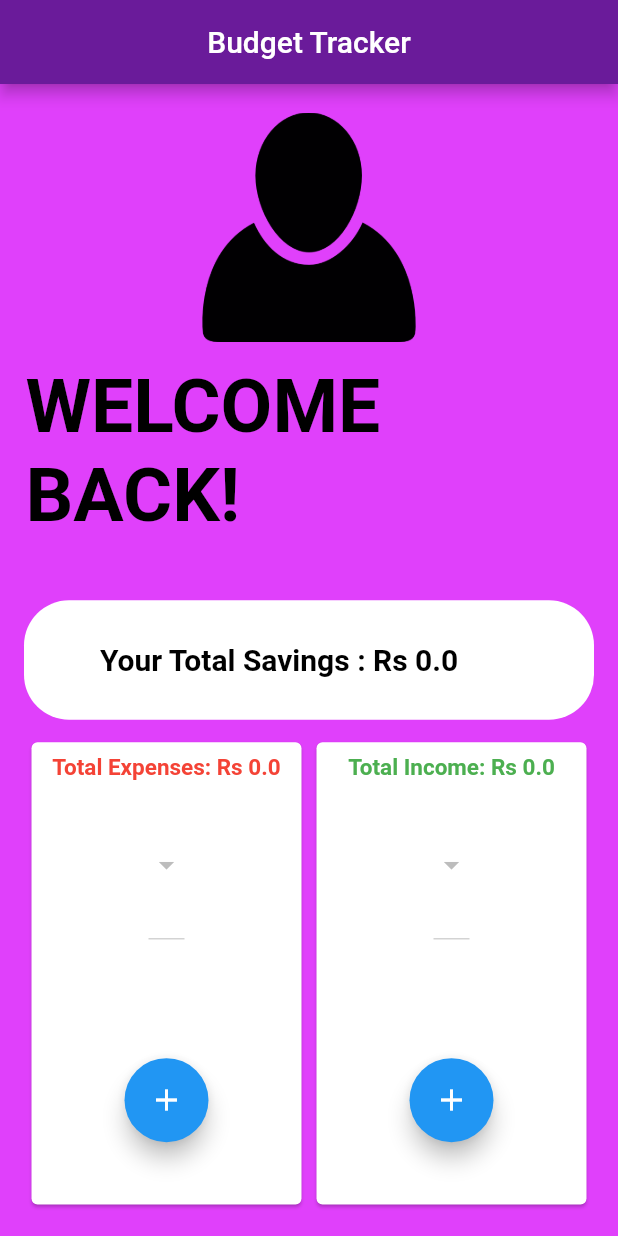
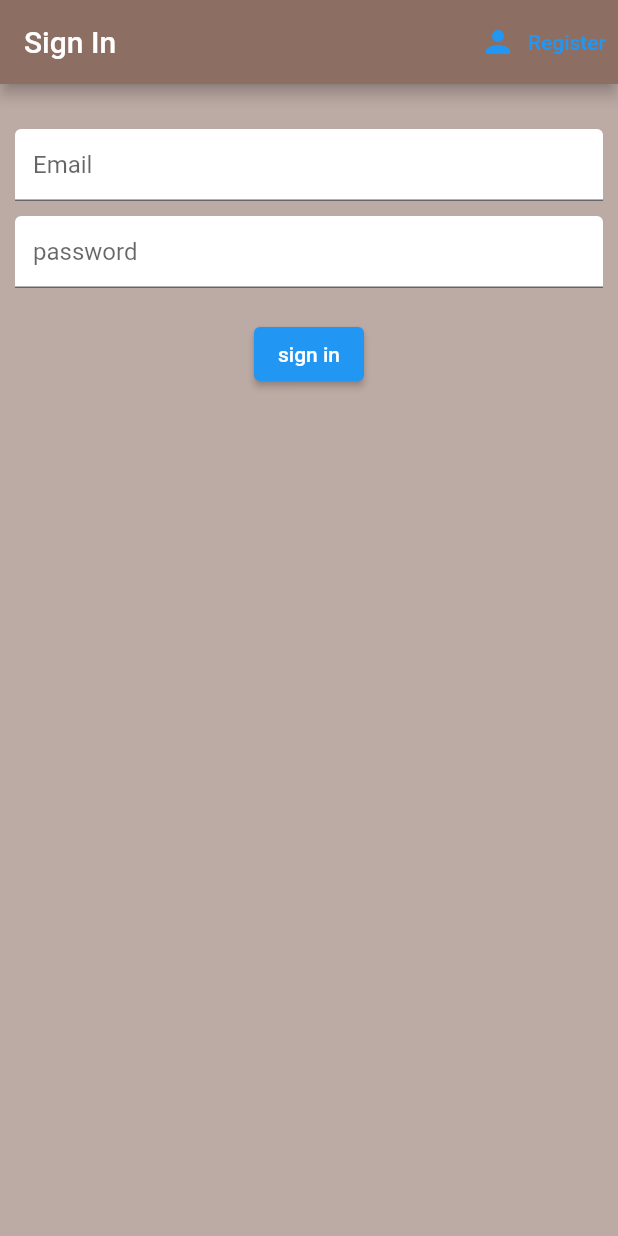
Before and after one commit to Aayush0305/22b0769_IntroToAppDev, a Flutter app: the screen it shows after launch, on a phone screen of 412 x 824 dp. Run offline on Flutter 3.47's test engine with Material 2 defaults, Android fonts, the phone set to English and light mode, and no system bars; our stand-ins replace cloud_firestore, firebase_auth, firebase_core, flutter_spinkit; accounts and stored records are empty.

Commit message:
final assignment

```diff
--- a/lib/Category_class.dart
+++ b/lib/Category_class.dart
@@ -1,4 +1,9 @@
 import 'package:flutter/material.dart';
+import 'package:provider/provider.dart';
+import 'DatabaseServices.dart';
+import 'package:firebase_auth/firebase_auth.dart';
+import 'package:cloud_firestore/cloud_firestore.dart';
+
 class Expense{
   String name='';
   double amount=0;
--- /dev/null
+++ b/lib/registerScreen.dart
@@ -0,0 +1,94 @@
+import 'package:firebase_auth/firebase_auth.dart';
+import 'package:flutter/material.dart';
+import 'Authservices.dart';
+import 'loading_screen.dart';
+
+class Register extends StatefulWidget {
+
+  Function toggle=(){};
+  Register({required this.toggle});
+  @override
+  State<Register> createState() => _RegisterState();
+}
+
+class _RegisterState extends State<Register> {
+  final Authenticate _auth=Authenticate();
+  String password="";
+  String email="";
+  String error ="";
+  bool loading =false;
+  @override
+  Widget build(BuildContext context) {
+    return loading? Loading():Scaffold(
+      backgroundColor: Colors.brown[200],
+      appBar: AppBar(
+        backgroundColor: Colors.brown[400],
+        title: Text('Sign Up'),
+        actions: [
+          TextButton.icon(onPressed: (){
+            widget.toggle();
+          },
+              icon: Icon(Icons.person),
+              label: Text("Sign In"))
+        ],
+      ),
+      body: Padding(
+        padding: const EdgeInsets.all(10.0),
+        child: Form(
+          child: Column(
+            children: [
+              SizedBox(height: 20,),
+              TextFormField(
+                decoration: InputDecoration(
+                  hintText:'Email',
+                  fillColor: Colors.white,
+                  filled: true,
+                ),
+                onChanged: (val){
+                  setState(() {
+                    email=val;
+                  });
+                },
+              ),
+              SizedBox(height: 10,),
+              TextFormField(
+                decoration: InputDecoration(
+                  hintText:'password',
+                  fillColor: Colors.white,
+                  filled: true,
+                ),
+
+                onChanged: (val){
+                  setState(() {
+                    password=val;
+                  });
+                },
+              ),
+              SizedBox(height: 20,),
+              ElevatedButton(
+                  onPressed:() async{
+                    setState(() {
+                      loading=true;
+                    });
+                    dynamic result =await _auth.register(email,password);
+                    if(result==null){error="invalid credientials please check email or password";
+                    setState(() {
+                      loading=false;
+                    });
+                    }
+                  } ,
+
+                  child: Text("sign up",
+                    style: TextStyle(
+                        color: Colors.white
+                    ),
+                  )),
+              SizedBox(height: 10,),
+              Text(error)
+            ],
+          ),
+        ),
+      ),
+    );
+  }
+}
--- /dev/null
+++ b/lib/signInScreen.dart
@@ -0,0 +1,93 @@
+import 'package:firebase_auth/firebase_auth.dart';
+import 'package:flutter/material.dart';
+import 'Authservices.dart';
+import 'loading_screen.dart';
+class SignIn extends StatefulWidget {
+   Function toggle=(){};
+   SignIn({required this.toggle});
+  @override
+  State<SignIn> createState() => _SignInState();
+}
+
+class _SignInState extends State<SignIn> {
+  final Authenticate _auth=Authenticate();
+  String password="";
+  String email="";
+  String error ="";
+  bool loading =false;
+  @override
+  Widget build(BuildContext context) {
+    return loading? Loading(): Scaffold(
+      backgroundColor: Colors.brown[200],
+      appBar: AppBar(
+        backgroundColor: Colors.brown[400],
+        title: Text('Sign In'),
+        actions: [
+        TextButton.icon(onPressed: (){
+
+           widget.toggle();
+        },
+            icon: Icon(Icons.person),
+            label: Text("Register"))
+        ],
+      ),
+      body: Padding(
+        padding: const EdgeInsets.all(10.0),
+        child: Form(
+          child: Column(
+            children: [
+              SizedBox(height: 20,),
+              TextFormField(
+                decoration: InputDecoration(
+                  hintText:'Email',
+                  fillColor: Colors.white,
+                  filled: true,
+                ),
+                onChanged: (val){
+                  setState(() {
+                    email=val;
+                  });
+                },
+              ),
+              SizedBox(height: 10,),
+              TextFormField(
+                decoration: InputDecoration(
+                  hintText:'password',
+                  fillColor: Colors.white,
+                  filled: true,
+                ),
+                obscureText: true,
+                onChanged: (val){
+                  setState(() {
+                    password=val;
+                  });
+                },
+              ),
+              SizedBox(height: 20,),
+              ElevatedButton(
+                  onPressed:() async{
+                    setState(() {
+                      loading=true;
+                    });
+                    dynamic result =await _auth.signIn(email,password);
+                    if(result==null){error="invalid credientials please check email or password";
+                    setState(() {
+                      loading=false;
+                    });
+                    }
+                  } ,
+
+                  child: Text("sign in",
+                    style: TextStyle(
+                        color: Colors.white
+                    ),
+                  )),
+              SizedBox(height: 10,),
+              Text(error)
+            ],
+          ),
+        ),
+      ),
+    );
+  }
+}
--- a/lib/splash_screen.dart
+++ b/lib/splash_screen.dart
@@ -1,5 +1,5 @@
 import 'dart:async';
-import 'home_screen.dart';
+import 'wrapper.dart';
 import 'package:flutter/material.dart';
 
 class SplashScreen extends StatefulWidget {
@@ -13,7 +13,7 @@ class _SplashScreenState extends State<SplashScreen> {
   @override
   void initState(){
     super.initState();
-    Timer(const Duration(seconds: 5), () {Navigator.pushReplacement(context, MaterialPageRoute(builder: (context){return Homescrreen();}));});
+    Timer(const Duration(seconds: 5), () {Navigator.pushReplacement(context, MaterialPageRoute(builder: (context){return Wrapper();}));});
   }
   @override
   Widget build(BuildContext context) {
--- /dev/null
+++ b/lib/wrapper.dart
@@ -0,0 +1,23 @@
+
+import 'package:firebase_auth/firebase_auth.dart';
+import 'package:flutter/material.dart';
+import 'package:myapp/home_screen.dart';
+import 'signInandRegister.dart';
+import 'package:provider/provider.dart';
+import 'DatabaseServices.dart';
+class Wrapper extends StatefulWidget {
+  @override
+  State<Wrapper> createState() => _WrapperState();
+}
+
+class _WrapperState extends State<Wrapper> {
+  @override
+  Widget build(BuildContext context) {
+    final user=Provider.of<User?>(context);
+  if(user!=null){return StreamProvider.value(
+      initialData:  null,
+      value: DatabaseServices(uid: user.uid).userData,
+      child: Homescrreen());}
+else{return Authenticate();}
+  }
+}
--- a/pubspec.yaml
+++ b/pubspec.yaml
@@ -35,6 +35,12 @@ dependencies:
   # The following adds the Cupertino Icons font to your application.
   # Use with the CupertinoIcons class for iOS style icons.
   cupertino_icons: ^1.0.2
+  firebase_core: ^2.15.0
+  firebase_auth: ^4.7.2
+  cloud_firestore: ^4.8.4
+  provider: ^6.0.5
+  flutter_spinkit: ^5.2.0
+
 
 dev_dependencies:
   flutter_test:
```
Also changed, not shown: lib/Authservices.dart (added, +33 -0 lines), lib/DatabaseServices.dart (added, +34 -0 lines), lib/expense_screen.dart (+8 -0 lines), lib/home_screen.dart (+113 -32 lines), lib/income_screen.dart (+14 -2 lines), lib/loading_screen.dart (added, +18 -0 lines), lib/main.dart (+17 -4 lines), lib/signInandRegister.dart (added, +28 -0 lines), lib/firebase_options.dart (added), pubspec.lock, 10 other files.
